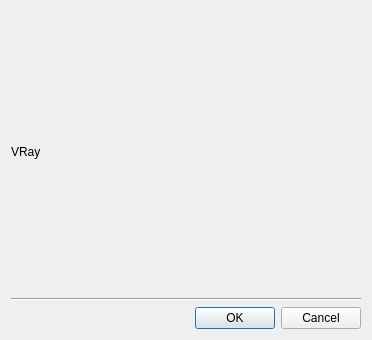
Old version of the form poc/golemPy/examples/gnr/ui/VRayDialog.ui in the repository golemfactory/clay.
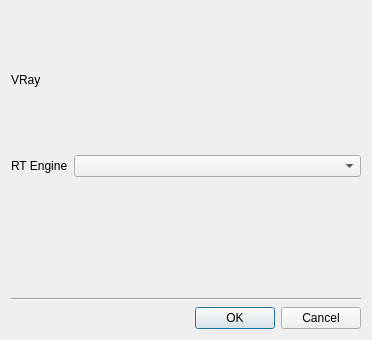
New version of the form.

Commit message: Wsparcie dla różnych wartości rtEngine w VRayRenderer

```diff
--- a/poc/golemPy/examples/gnr/ui/VRayDialog.ui
+++ b/poc/golemPy/examples/gnr/ui/VRayDialog.ui
@@ -49,6 +49,16 @@
      <property name="fieldGrowthPolicy">
       <enum>QFormLayout::AllNonFixedFieldsGrow</enum>
      </property>
+     <item row="0" column="0">
+      <widget class="QLabel" name="label">
+       <property name="text">
+        <string>RT Engine</string>
+       </property>
+      </widget>
+     </item>
+     <item row="0" column="1">
+      <widget class="QComboBox" name="rtComboBox"/>
+     </item>
     </layout>
    </item>
   </layout>
```
The commit also changes 3 other files.
